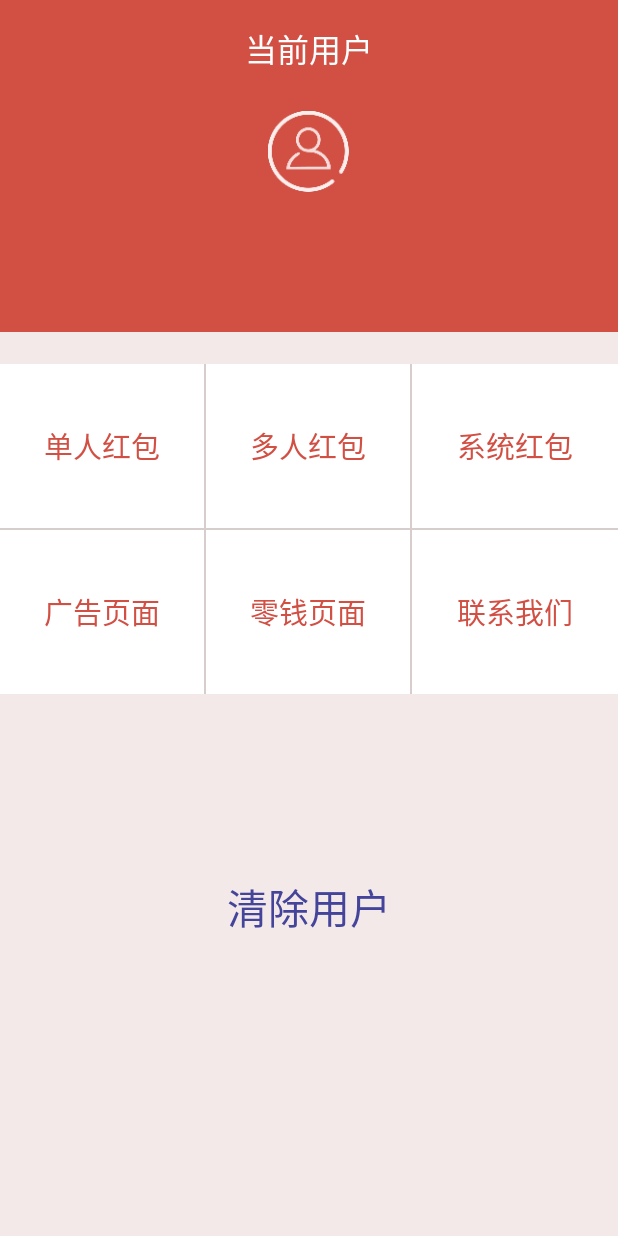
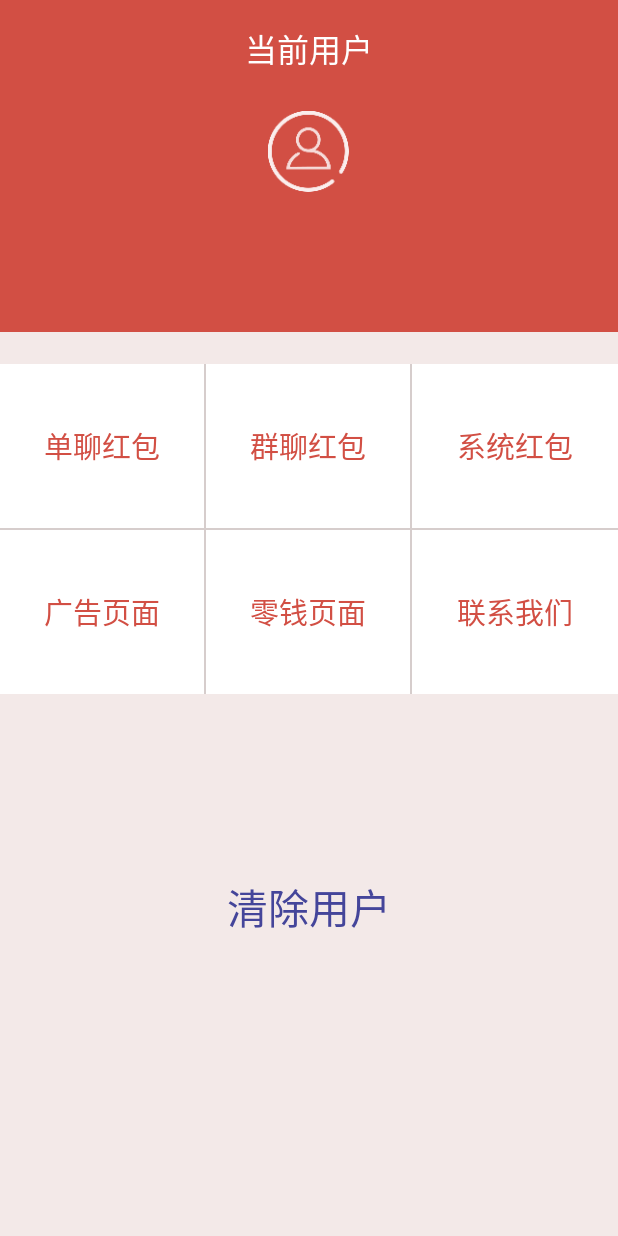
Before and after one commit to YunzhanghuOpen/AndroidRedPacketDemo, an Android app: the MainActivity screen opened directly, with no data from a screen before it, on a phone screen of 412 x 824 dp. Run offline under Robolectric (Android 15) with nearby library versions, the light colour scheme and no system bars; pictures from the network do not load; 1 statement that could not run was skipped.

Commit message:
remove unused string

```diff
--- a/RedPacketDemo/app/src/main/java/com/yunzhanghu/redpacketdemo/adapter/RecyclerAdapter.java
+++ b/RedPacketDemo/app/src/main/java/com/yunzhanghu/redpacketdemo/adapter/RecyclerAdapter.java
@@ -14,7 +14,7 @@ import com.yunzhanghu.redpacketdemo.R;
 
 public class RecyclerAdapter extends RecyclerView.Adapter<RecyclerAdapter.ViewHolder> {
 
-    private String[] mStrArrays = {"单人红包", "多人红包", "系统红包", "广告页面", "零钱页面", "联系我们"};
+    private String[] mStrArrays = {"单聊红包", "群聊红包", "系统红包", "广告页面", "零钱页面", "联系我们"};
 
     public RecyclerAdapter() {
     }
--- a/RedPacketDemo/app/src/main/res/values/strings.xml
+++ b/RedPacketDemo/app/src/main/res/values/strings.xml
@@ -13,11 +13,8 @@
     <string name="swap_user">切换用户</string>
 
     <string name="enter_group_p2p_red_packet">进入专属红包页面</string>
-    <string name="single">单聊红包</string>
-    <string name="group">群聊红包</string>
     <string name="system">系统红包</string>
     <string name="ad">广告红包</string>
-    <string name="change">零钱页面</string>
     <string name="contact_us">联系我们</string>
     <string name="clear_cache">清除用户</string>
 
```
